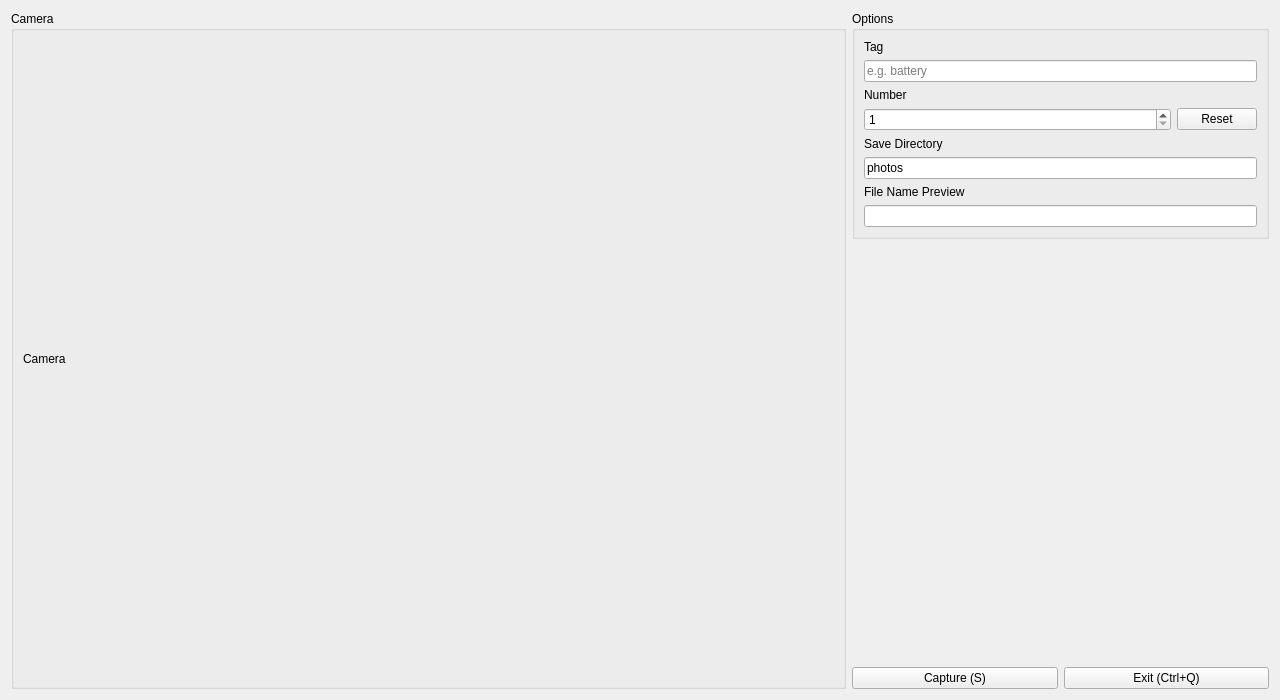
MaxwellJay256/image_capture_tool, file image_capture_tool.ui: the form before one commit.
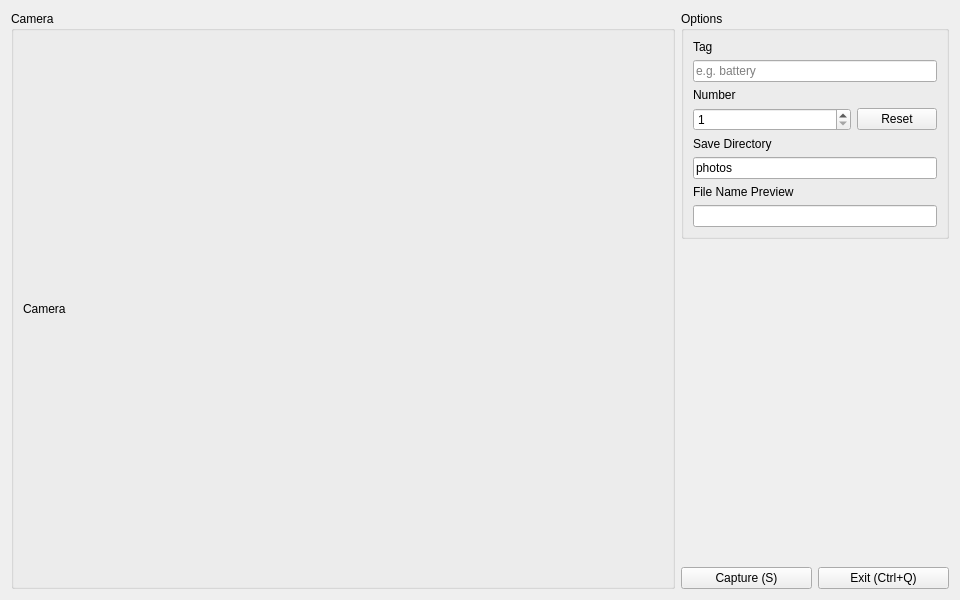
The form after the commit. Custom widgets are drawn as their Qt base class.

Commit message: adjust window size to fit LED monitor

What changed in the file:
```diff
--- a/image_capture_tool.ui
+++ b/image_capture_tool.ui
@@ -6,8 +6,8 @@
    <rect>
     <x>0</x>
     <y>0</y>
-    <width>1280</width>
-    <height>700</height>
+    <width>960</width>
+    <height>600</height>
    </rect>
   </property>
   <property name="windowTitle">
```
The commit also changes 2 other files.
